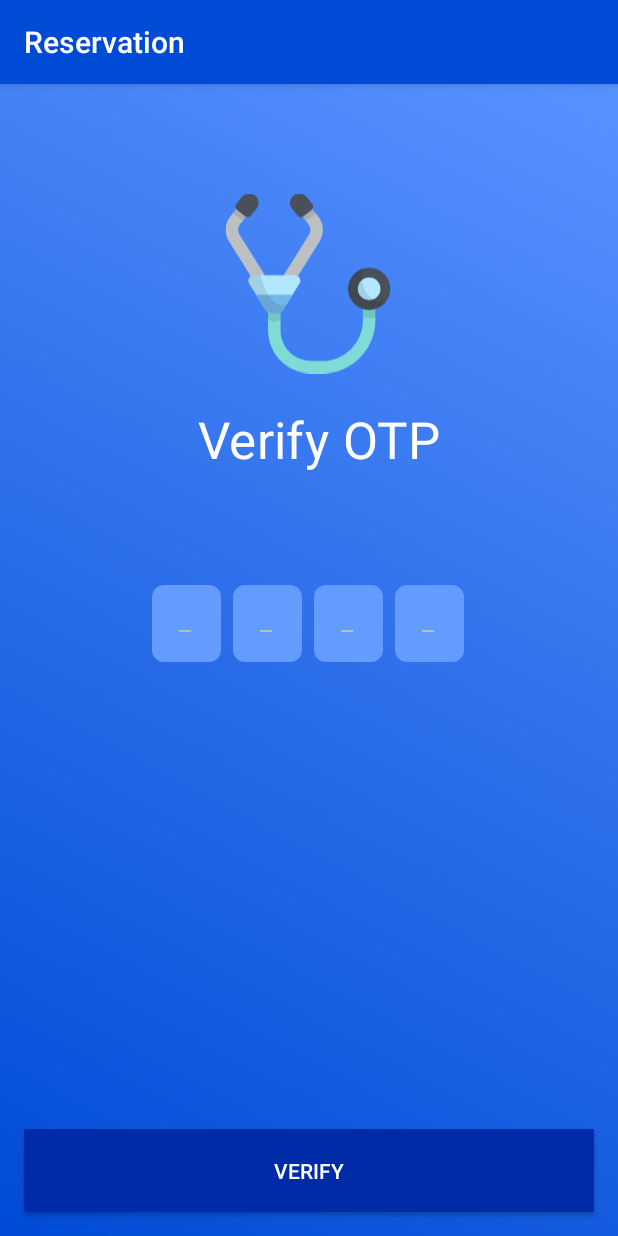
After one commit to jobinjj/FirebaseQuerying, an Android app: the LoginOtpActivity screen opened directly, with no data from a screen before it, on a phone screen of 412 x 824 dp. The commit adds this screen. Run offline under Robolectric (Android 15) with nearby library versions, the phone set to English and light mode, and no system bars.

Commit message:
Online login system 0.5

```diff
--- a/app/src/main/AndroidManifest.xml
+++ b/app/src/main/AndroidManifest.xml
@@ -14,6 +14,7 @@
         android:supportsRtl="true"
         android:theme="@style/AppTheme"
         tools:ignore="GoogleAppIndexingWarning">
+        <activity android:name=".main.LoginOtpActivity"></activity>
         <activity
             android:name=".main.RegisterOtpActivity"
             android:theme="@style/NoActionbar" />
--- /dev/null
+++ b/app/src/main/java/com/example/doctorbooking/main/LoginOtpActivity.java
@@ -0,0 +1,15 @@
+package com.example.doctorbooking.main;
+
+import android.support.v7.app.AppCompatActivity;
+import android.os.Bundle;
+
+import com.example.doctorbooking.R;
+
+public class LoginOtpActivity extends AppCompatActivity {
+
+    @Override
+    protected void onCreate(Bundle savedInstanceState) {
+        super.onCreate(savedInstanceState);
+        setContentView(R.layout.activity_login_otp);
+    }
+}
--- a/app/src/main/java/com/example/doctorbooking/main/LoginScreen.java
+++ b/app/src/main/java/com/example/doctorbooking/main/LoginScreen.java
@@ -63,12 +63,19 @@ public class LoginScreen extends AppCompatActivity {
 
             }
         });
+        btn_login_with_otp.setOnClickListener(new View.OnClickListener() {
+            @Override
+            public void onClick(View v) {
+
+            }
+        });
     }
 
     public void setupUI(View view) {
         ed_mobile = findViewById(R.id.ed_mobile);
         button3 = findViewById(R.id.button3);
-        btn_login_with_otp = findViewById(R.id.button3);
+        btn_login_with_otp = findViewById(R.id.btn_login_with_otp);
+        btn_login_with_pass = findViewById(R.id.btn_login_with_pass);
         // Set up touch listener for non-text box views to hide keyboard.
         if (!(view instanceof EditText)) {
             view.setOnTouchListener(new View.OnTouchListener() {
--- a/app/src/main/java/com/example/doctorbooking/main/RegisterOtpActivity.java
+++ b/app/src/main/java/com/example/doctorbooking/main/RegisterOtpActivity.java
@@ -33,12 +33,19 @@ public class RegisterOtpActivity extends AppCompatActivity {
     private String mobile;
     private SharedPreferences sharedPreferences;
     private String password;
+    private PreferencesHelper preferencesHelper;
+
 
     @Override
     protected void onCreate(Bundle savedInstanceState) {
         super.onCreate(savedInstanceState);
         setContentView(R.layout.activity_otp);
 
+        intiViews();
+    }
+
+    private void intiViews() {
+        preferencesHelper = new PreferencesHelper(this);
         sharedPreferences = getSharedPreferences(Constants.pref_name, Context.MODE_PRIVATE);
         name = getIntent().getStringExtra("name");
         mobile = getIntent().getStringExtra("mobile");
@@ -57,14 +64,9 @@ public class RegisterOtpActivity extends AppCompatActivity {
                     @Override
                     public void onResponse(String response) {
                         try {
-                            JSONObject jsonObject = new JSONObject(response);
                             if (new JSONObject(response).getString("type").equals("success")){
-                                PreferencesHelper preferencesHelper = new PreferencesHelper(RegisterOtpActivity.this);
-                                preferencesHelper.putString("password",password);
-                                preferencesHelper.putString("username",name);
-                                Toast.makeText(RegisterOtpActivity.this, "verified succesfully", Toast.LENGTH_SHORT).show();
-                                SharedPreferences.Editor editor = sharedPreferences.edit();
-                                editor.putBoolean("isLoggedIn",true).apply();
+
+                                preferencesHelper.putBoolean("isLoggedIn",true);
                                 Intent intent = new Intent(RegisterOtpActivity.this,MainActivity.class);
                                 startActivity(intent);
                                 finish();
--- /dev/null
+++ b/app/src/main/res/layout/activity_login_otp.xml
@@ -0,0 +1,160 @@
+<?xml version="1.0" encoding="utf-8"?>
+<android.support.constraint.ConstraintLayout xmlns:android="http://schemas.android.com/apk/res/android"
+    xmlns:app="http://schemas.android.com/apk/res-auto"
+    xmlns:tools="http://schemas.android.com/tools"
+    android:id="@+id/parent"
+    android:layout_width="match_parent"
+    android:layout_height="match_parent"
+    android:background="@drawable/bg_gradient"
+    tools:context=".main.RegisterOtpActivity">
+
+    <android.support.constraint.ConstraintLayout
+        android:layout_width="wrap_content"
+        android:layout_height="78dp"
+        android:layout_marginStart="8dp"
+        android:layout_marginTop="64dp"
+        android:layout_marginEnd="8dp"
+        app:layout_constraintEnd_toEndOf="parent"
+        app:layout_constraintHorizontal_bias="0.496"
+        app:layout_constraintStart_toStartOf="parent"
+        app:layout_constraintTop_toBottomOf="@+id/textView16">
+
+        <EditText
+            android:id="@+id/ed_digit4"
+            android:layout_width="46dp"
+            android:layout_height="51dp"
+            android:layout_marginStart="8dp"
+            android:layout_marginTop="16dp"
+            android:layout_marginEnd="16dp"
+            android:layout_marginBottom="16dp"
+            android:background="@drawable/login_ed_bg"
+            android:ems="10"
+            android:hint="_"
+            android:maxLength="1"
+            android:inputType="number"
+            android:paddingLeft="18dp"
+            android:paddingTop="16dp"
+            android:paddingRight="16dp"
+            android:paddingBottom="16dp"
+            android:textColor="#FFFFFF"
+            android:textColorHint="#BBBBBB"
+            app:layout_constraintBottom_toBottomOf="parent"
+            app:layout_constraintEnd_toEndOf="parent"
+            app:layout_constraintStart_toEndOf="@+id/ed_digit3"
+            app:layout_constraintTop_toTopOf="parent"
+            app:layout_constraintVertical_bias="1.0" />
+
+        <EditText
+            android:id="@+id/ed_digit3"
+            android:layout_width="46dp"
+            android:layout_height="51dp"
+            android:layout_marginStart="8dp"
+            android:layout_marginTop="16dp"
+            android:layout_marginBottom="16dp"
+            android:background="@drawable/login_ed_bg"
+            android:ems="10"
+            android:hint="_"
+            android:inputType="number"
+            android:paddingLeft="18dp"
+            android:maxLength="1"
+            android:paddingTop="16dp"
+            android:paddingRight="16dp"
+            android:paddingBottom="16dp"
+            android:textColor="#FFFFFF"
+            android:textColorHint="#BBBBBB"
+            app:layout_constraintBottom_toBottomOf="parent"
+            app:layout_constraintStart_toEndOf="@+id/ed_digit2"
+            app:layout_constraintTop_toTopOf="parent"
+            app:layout_constraintVertical_bias="1.0" />
+
+        <EditText
+            android:id="@+id/ed_digit2"
+            android:layout_width="46dp"
+            android:layout_height="51dp"
+            android:layout_marginStart="8dp"
+            android:layout_marginTop="16dp"
+            android:layout_marginBottom="16dp"
+            android:background="@drawable/login_ed_bg"
+            android:ems="10"
+            android:maxLength="1"
+            android:hint="_"
+            android:inputType="number"
+            android:paddingLeft="18dp"
+            android:paddingTop="16dp"
+            android:paddingRight="16dp"
+            android:paddingBottom="16dp"
+            android:textColor="#FFFFFF"
+            android:textColorHint="#BBBBBB"
+            app:layout_constraintBottom_toBottomOf="parent"
+            app:layout_constraintStart_toEndOf="@+id/ed_digit1"
+            app:layout_constraintTop_toTopOf="parent"
+            app:layout_constraintVertical_bias="1.0" />
+
+        <EditText
+            android:id="@+id/ed_digit1"
+            android:layout_width="46dp"
+            android:layout_height="51dp"
+            android:layout_marginStart="16dp"
+            android:layout_marginTop="16dp"
+            android:maxLength="1"
+            android:layout_marginEnd="16dp"
+            android:layout_marginBottom="16dp"
+            android:background="@drawable/login_ed_bg"
+            android:ems="10"
+            android:hint="_"
+            android:inputType="number"
+            android:paddingLeft="18dp"
+            android:paddingTop="16dp"
+            android:paddingRight="16dp"
+            android:paddingBottom="16dp"
+            android:textColor="#FFFFFF"
+            android:textColorHint="#BBBBBB"
+            app:layout_constraintBottom_toBottomOf="parent"
+            app:layout_constraintEnd_toEndOf="parent"
+            app:layout_constraintHorizontal_bias="0.0"
+            app:layout_constraintStart_toStartOf="parent"
+            app:layout_constraintTop_toTopOf="parent"
+            app:layout_constraintVertical_bias="1.0" />
+    </android.support.constraint.ConstraintLayout>
+
+
+    <Button
+        android:id="@+id/btn_verify"
+        android:layout_width="0dp"
+        android:layout_height="55dp"
+        android:layout_marginStart="16dp"
+        android:layout_marginEnd="16dp"
+        android:layout_marginBottom="16dp"
+        android:background="#002BA8"
+        android:onClick="checkOtp"
+        android:text="Verify"
+        android:textColor="#fff"
+        app:layout_constraintBottom_toBottomOf="parent"
+        app:layout_constraintEnd_toEndOf="parent"
+        app:layout_constraintHorizontal_bias="0.0"
+        app:layout_constraintStart_toStartOf="parent" />
+
+    <ImageView
+        android:id="@+id/imageView10"
+        android:layout_width="120dp"
+        android:layout_height="130dp"
+        android:layout_marginTop="68dp"
+        app:layout_constraintEnd_toEndOf="parent"
+        app:layout_constraintHorizontal_bias="0.498"
+        app:layout_constraintStart_toStartOf="parent"
+        app:layout_constraintTop_toTopOf="parent"
+        app:srcCompat="@drawable/ic_004_stethoscope" />
+
+    <TextView
+        android:id="@+id/textView16"
+        style="@style/TextAppearance.MaterialComponents.Headline4"
+        android:layout_width="wrap_content"
+        android:layout_height="wrap_content"
+        android:layout_marginStart="132dp"
+        android:layout_marginTop="16dp"
+        android:text="Verify OTP"
+        android:textColor="#fff"
+        app:layout_constraintStart_toStartOf="parent"
+        app:layout_constraintTop_toBottomOf="@+id/imageView10" />
+
+</android.support.constraint.ConstraintLayout>
--- a/app/src/main/res/layout/activity_login_screen.xml
+++ b/app/src/main/res/layout/activity_login_screen.xml
@@ -63,11 +63,10 @@
 
     <ImageView
         android:id="@+id/imageView10"
-        android:layout_width="120dp"
-        android:layout_height="135dp"
-        android:layout_marginTop="56dp"
+        android:layout_width="109dp"
+        android:layout_height="107dp"
+        android:layout_marginTop="36dp"
         app:layout_constraintEnd_toEndOf="parent"
-        app:layout_constraintHorizontal_bias="0.498"
         app:layout_constraintStart_toStartOf="parent"
         app:layout_constraintTop_toTopOf="parent"
         app:srcCompat="@drawable/ic_004_stethoscope" />
@@ -78,7 +77,7 @@
         android:layout_width="wrap_content"
         android:layout_height="wrap_content"
         android:layout_marginStart="16dp"
-        android:layout_marginTop="44dp"
+        android:layout_marginTop="36dp"
         android:text="Enter mobile number"
         android:textColor="#fff"
         app:layout_constraintStart_toStartOf="parent"
@@ -135,17 +134,20 @@
         android:id="@+id/btn_login_with_pass"
         android:layout_width="wrap_content"
         android:layout_height="wrap_content"
-        android:layout_marginTop="20dp"
+        android:layout_marginTop="16dp"
+        android:layout_marginBottom="8dp"
         android:text="Login with password"
+        app:layout_constraintBottom_toTopOf="@+id/button3"
         app:layout_constraintEnd_toEndOf="parent"
         app:layout_constraintStart_toStartOf="parent"
-        app:layout_constraintTop_toBottomOf="@+id/textView36" />
+        app:layout_constraintTop_toBottomOf="@+id/textView36"
+        app:layout_constraintVertical_bias="0.0" />
 
     <TextView
         android:id="@+id/textView36"
         android:layout_width="wrap_content"
         android:layout_height="wrap_content"
-        android:layout_marginTop="20dp"
+        android:layout_marginTop="16dp"
         android:text="OR"
         app:layout_constraintEnd_toEndOf="parent"
         app:layout_constraintStart_toStartOf="parent"
```
